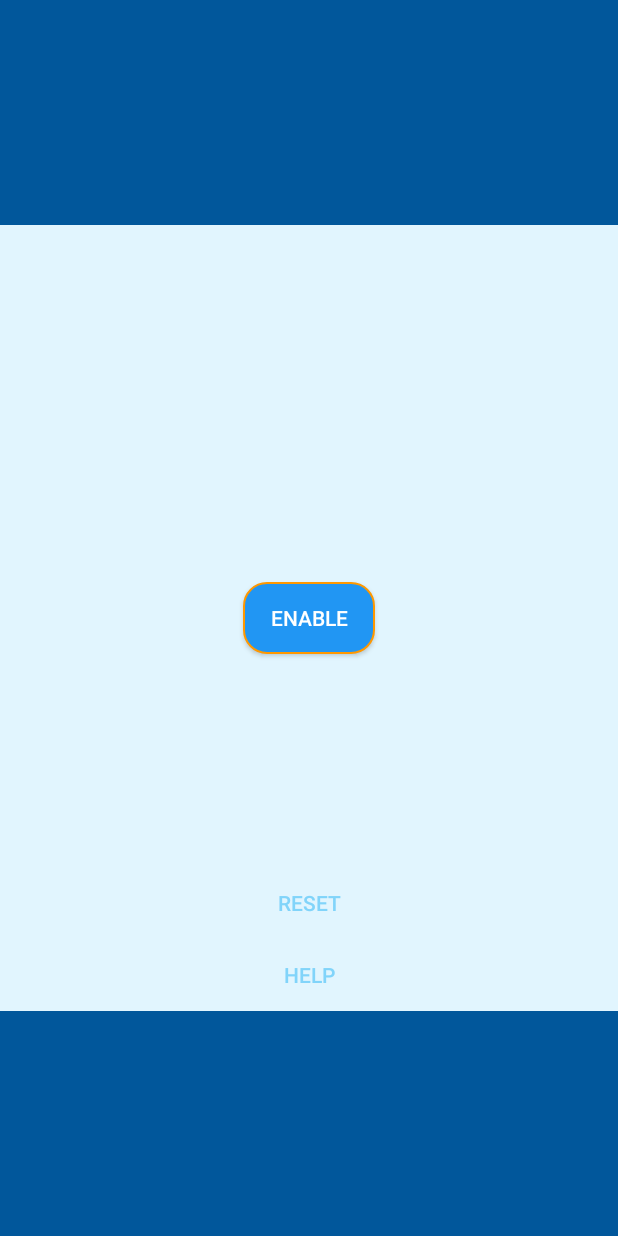
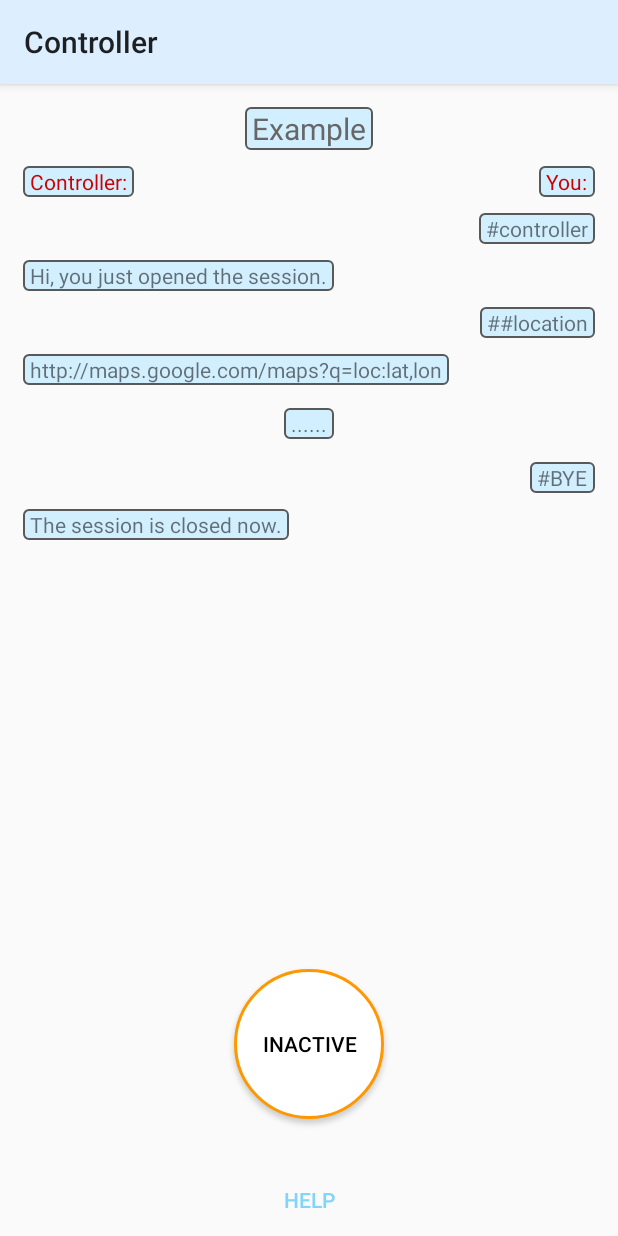
Before and after one commit to asd-C/Controller, an Android app: the MainActivity screen opened directly, with no data from a screen before it, on a phone screen of 412 x 824 dp. Run offline under Robolectric (Android 15) with nearby library versions, the phone set to English and light mode, and no system bars; 1 statement that could not run was skipped.

Commit message:
Changed layout.

```diff
--- a/app/src/main/AndroidManifest.xml
+++ b/app/src/main/AndroidManifest.xml
@@ -13,7 +13,7 @@
         android:icon="@mipmap/ic_launcher"
         android:label="@string/app_name"
         android:supportsRtl="true"
-        android:theme="@style/AppTheme.NoActionbar">
+        android:theme="@style/AppTheme">
         <activity android:name=".activity.MainActivity">
             <intent-filter>
                 <action android:name="android.intent.action.MAIN" />
--- a/app/src/main/java/com/example/cc/controller/activity/MainActivity.java
+++ b/app/src/main/java/com/example/cc/controller/activity/MainActivity.java
@@ -17,11 +17,10 @@ import android.os.Message;
 import android.os.Messenger;
 import android.os.RemoteException;
 import android.provider.Settings;
+import android.support.v4.content.ContextCompat;
 import android.support.v7.app.AppCompatActivity;
 import android.os.Bundle;
 import android.view.View;
-import android.view.Window;
-import android.view.WindowManager;
 import android.widget.Button;
 import android.widget.TextView;
 
@@ -74,10 +73,10 @@ public class MainActivity extends AppCompatActivity implements View.OnClickListe
                     sms_main.setText(((Bundle)msg.obj).getString("sms"));
                     break;
                 case ServiceCommands.MSG_START_RECEIVING_SMS:
-                    enable_btn.setText(BTN_DISABLE);
+                    setBtnActive();
                     break;
                 case ServiceCommands.MSG_STOP_RECEIVING_SMS:
-                    enable_btn.setText(BTN_ENABLE);
+                    setBtnInactive();
                     break;
             }
             super.handleMessage(msg);
@@ -114,25 +113,32 @@ public class MainActivity extends AppCompatActivity implements View.OnClickListe
         }
     };
 
+    private void setBtnActive() {
+        enable_btn.setText(BTN_ACTIVE);
+        enable_btn.setTextColor(Color.WHITE);
+        enable_btn.setBackground(ContextCompat.getDrawable(this, R.drawable.active_btn));
+    }
+
+    private void setBtnInactive() {
+        enable_btn.setText(BTN_INACTIVE);
+        enable_btn.setTextColor(Color.BLACK);
+        enable_btn.setBackground(ContextCompat.getDrawable(this, R.drawable.inactive_btn));
+    }
+
+    private boolean isBtnActive() {
+        return enable_btn.getText().equals(BTN_ACTIVE);
+    }
+
     private Button reset_btn, enable_btn, help_btn;
     private TextView sms_main;
 
-    private static final String BTN_ENABLE = "ENABLE";
-    private static final String BTN_DISABLE = "DISABLE";
+    private static final String BTN_ACTIVE = "Active";
+    private static final String BTN_INACTIVE = "Inactive";
 
     @Override
     protected void onCreate(Bundle savedInstanceState) {
         super.onCreate(savedInstanceState);
         setContentView(R.layout.activity_main);
-
-        if (Build.VERSION.SDK_INT >= 21) {
-            getWindow().getDecorView().setSystemUiVisibility(View.SYSTEM_UI_FLAG_LAYOUT_STABLE | View.SYSTEM_UI_FLAG_LAYOUT_FULLSCREEN);
-        }
-        if (Build.VERSION.SDK_INT >= Build.VERSION_CODES.LOLLIPOP) {
-            Window window = getWindow();
-            window.addFlags(WindowManager.LayoutParams.FLAG_DRAWS_SYSTEM_BAR_BACKGROUNDS);
-            window.setStatusBarColor(Color.TRANSPARENT);
-        }
 
         startService(new Intent(this, MainService.class));
 //        requestSMSAndAdminPermission();
@@ -147,7 +153,7 @@ public class MainActivity extends AppCompatActivity implements View.OnClickListe
 
         enable_btn = (Button) findViewById(R.id.enable_btn_main);
         enable_btn.setOnClickListener(this);
-        enable_btn.setText(BTN_ENABLE);
+        setBtnInactive();
 
         help_btn = (Button) findViewById(R.id.help_btn_main);
         help_btn.setOnClickListener(this);
@@ -273,8 +279,7 @@ public class MainActivity extends AppCompatActivity implements View.OnClickListe
                 break;
 
             case R.id.enable_btn_main:
-                Button btn = (Button) v;
-                enableBtnClicked(btn);
+                enableBtnClicked();
                 break;
 
             case R.id.help_btn_main:
@@ -303,8 +308,8 @@ public class MainActivity extends AppCompatActivity implements View.OnClickListe
      * Change the reset_btn's text, ENABLE/DISABLE.
      * Notify the MainService to start monitoring incoming sms.
      * */
-    private void enableBtnClicked(Button btn) {
-        if (btn.getText().equals(BTN_ENABLE)) {
+    private void enableBtnClicked() {
+        if (!isBtnActive()) {
             // if do not have admin permission,
             // can not start the service.
             if (!haveAdminPermission()) {
@@ -330,7 +335,7 @@ public class MainActivity extends AppCompatActivity implements View.OnClickListe
                 } catch (RemoteException e) {
                     e.printStackTrace();
                 }
-                btn.setText(BTN_DISABLE);
+                setBtnActive();
             } else {
                 startService(new Intent(this, MainService.class));
                 doBindService();
@@ -348,7 +353,7 @@ public class MainActivity extends AppCompatActivity implements View.OnClickListe
                 startService(new Intent(this, MainService.class));
                 doBindService();
             }
-            btn.setText(BTN_ENABLE);
+            setBtnInactive();
         }
     }
 
--- /dev/null
+++ b/app/src/main/res/drawable/active_btn.xml
@@ -0,0 +1,17 @@
+<?xml version="1.0" encoding="utf-8"?>
+<shape
+    xmlns:android="http://schemas.android.com/apk/res/android"
+    android:shape="oval">
+    <stroke
+        android:width="2dp"
+        android:color="#FF9800"/>
+
+    <padding
+        android:left="1dp"
+        android:right="1dp"
+        android:top="1dp"
+        android:bottom="1dp"/>
+
+    <solid android:color="#2196F3"/>
+
+</shape>
--- a/app/src/main/res/drawable/enable_btn.xml
+++ b/app/src/main/res/drawable/inactive_btn.xml
@@ -1,12 +1,10 @@
 <?xml version="1.0" encoding="utf-8"?>
 <shape
-    xmlns:android="http://schemas.android.com/apk/res/android">
+    xmlns:android="http://schemas.android.com/apk/res/android"
+    android:shape="oval">
     <stroke
-        android:width="1dp"
+        android:width="2dp"
         android:color="#FF9800"/>
-
-    <corners
-        android:radius="15dp" />
 
     <padding
         android:left="1dp"
@@ -14,6 +12,6 @@
         android:top="1dp"
         android:bottom="1dp"/>
 
-    <solid android:color="#2196F3"/>
+    <solid android:color="#fff"/>
 
 </shape>
--- /dev/null
+++ b/app/src/main/res/drawable/info_item.xml
@@ -0,0 +1,18 @@
+<?xml version="1.0" encoding="utf-8"?>
+<shape xmlns:android="http://schemas.android.com/apk/res/android">
+    <solid
+        android:color="#D2EFFF"/>
+
+    <corners
+        android:radius="3dp"/>
+
+    <padding
+        android:top="1dp"
+        android:bottom="1dp"
+        android:left="5dp"
+        android:right="5dp"/>
+
+    <stroke
+        android:width="1dp"
+        android:color="#595959"/>
+</shape>
--- /dev/null
+++ b/app/src/main/res/drawable/info_layout.xml
@@ -0,0 +1,9 @@
+<?xml version="1.0" encoding="utf-8"?>
+<shape xmlns:android="http://schemas.android.com/apk/res/android">
+
+    <corners
+        android:radius="5dp"/>
+
+    <solid
+        android:color="#4acfeeff"/>
+</shape>
--- a/app/src/main/res/layout/activity_main.xml
+++ b/app/src/main/res/layout/activity_main.xml
@@ -4,36 +4,128 @@
     android:id="@+id/activity_main"
     android:layout_width="match_parent"
     android:layout_height="match_parent"
-    android:background="#E1F5FE"
     tools:context="com.example.cc.controller.activity.MainActivity">
 
+    <ScrollView
+        android:layout_width="match_parent"
+        android:layout_height="wrap_content"
+        android:layout_above="@+id/buttons"
+        android:layout_margin="10dp"
+        android:layout_alignParentTop="true">
         <LinearLayout
             android:layout_width="match_parent"
-        android:layout_height="150dp"
-        android:layout_alignParentTop="true"
-        android:background="#01579B">
+            android:layout_height="match_parent"
+            android:orientation="vertical">
 
+            <TextView
+                android:layout_width="wrap_content"
+                android:layout_height="wrap_content"
+                android:layout_margin="5dp"
+                android:background="@drawable/info_item"
+                android:text="Example"
+                android:textColor="#686767"
+                android:textSize="20sp"
+                android:layout_gravity="center"/>
+
+            <RelativeLayout
+                android:layout_width="match_parent"
+                android:layout_height="wrap_content">
+
+                <TextView
+                    android:layout_width="wrap_content"
+                    android:layout_height="wrap_content"
+                    android:layout_margin="5dp"
+                    android:background="@drawable/info_item"
+                    android:layout_alignParentLeft="true"
+                    android:text="Controller:"
+                    android:textColor="@android:color/holo_red_dark"/>
+
+                <TextView
+                    android:layout_width="wrap_content"
+                    android:layout_height="wrap_content"
+                    android:layout_margin="5dp"
+                    android:background="@drawable/info_item"
+                    android:layout_alignParentRight="true"
+                    android:text="You:"
+                    android:textColor="@android:color/holo_red_dark"/>
+            </RelativeLayout>
+
+            <TextView
+                android:layout_width="wrap_content"
+                android:layout_height="wrap_content"
+                android:layout_margin="5dp"
+                android:background="@drawable/info_item"
+                android:layout_gravity="end"
+                android:text="#controller"/>
+            <TextView
+                android:layout_width="wrap_content"
+                android:layout_height="wrap_content"
+                android:layout_margin="5dp"
+                android:background="@drawable/info_item"
+                android:text="Hi, you just opened the session."/>
+
+            <TextView
+                android:layout_width="wrap_content"
+                android:layout_height="wrap_content"
+                android:layout_margin="5dp"
+                android:background="@drawable/info_item"
+                android:layout_gravity="end"
+                android:text="##location"/>
+            <TextView
+                android:layout_width="wrap_content"
+                android:layout_height="wrap_content"
+                android:layout_margin="5dp"
+                android:background="@drawable/info_item"
+                android:text="http://maps.google.com/maps?q=loc:lat,lon"/>
+
+            <TextView
+                android:layout_width="wrap_content"
+                android:layout_height="wrap_content"
+                android:layout_margin="10dp"
+                android:background="@drawable/info_item"
+                android:layout_gravity="center"
+                android:text="......"/>
+
+            <TextView
+                android:layout_width="wrap_content"
+                android:layout_height="wrap_content"
+                android:layout_margin="5dp"
+                android:background="@drawable/info_item"
+                android:layout_gravity="end"
+                android:text="#BYE"/>
+            <TextView
+                android:layout_width="wrap_content"
+                android:layout_height="wrap_content"
+                android:layout_margin="5dp"
+                android:background="@drawable/info_item"
+                android:text="The session is closed now."/>
         </LinearLayout>
+    </ScrollView>
 
     <LinearLayout
-        android:id="@+id/bottomlayout"
+        android:id="@+id/buttons"
         android:layout_width="match_parent"
-        android:layout_height="150dp"
-        android:layout_alignParentBottom="true"
-        android:background="#01579B"
-        android:orientation="horizontal">
+        android:layout_height="wrap_content"
+        android:gravity="center"
+        android:orientation="vertical"
+        android:layout_alignParentBottom="true">
 
-    </LinearLayout>
+        <TextView
+            android:text="@string/default_sms_main"
+            android:layout_width="wrap_content"
+            android:layout_height="wrap_content"
+            android:id="@+id/sms_main"
+            android:visibility="gone" />
 
         <Button
-        android:text="@string/help_btn_main"
-        android:textColor="#81D4FA"
-        android:background="@android:color/transparent"
-        android:layout_width="wrap_content"
-        android:layout_height="wrap_content"
-        android:id="@+id/help_btn_main"
-        android:layout_centerHorizontal="true"
-        android:layout_above="@id/bottomlayout" />
+            android:text="@string/enable_btn_main"
+            android:textAlignment="center"
+            android:textColor="@android:color/black"
+            android:layout_width="@dimen/btn_size"
+            android:layout_height="@dimen/btn_size"
+            android:layout_margin="30dp"
+            android:id="@+id/enable_btn_main"
+            android:background="@drawable/inactive_btn"/>
 
         <Button
             android:text="Reset"
@@ -42,24 +134,16 @@
             android:layout_width="wrap_content"
             android:layout_height="wrap_content"
             android:id="@+id/button"
-        android:layout_above="@id/help_btn_main"
-        android:layout_centerHorizontal="true" />
+            android:visibility="gone" />
 
         <Button
-        android:text="@string/enable_btn_main"
-        android:textColor="@android:color/white"
+            android:text="@string/help_btn_main"
+            android:textColor="#81D4FA"
+            android:background="@android:color/transparent"
             android:layout_width="wrap_content"
             android:layout_height="wrap_content"
-        android:layout_centerHorizontal="true"
-        android:layout_centerVertical="true"
-        android:id="@+id/enable_btn_main"
-        android:background="@drawable/enable_btn"/>
+            android:id="@+id/help_btn_main"/>
 
-    <TextView
-        android:text="@string/default_sms_main"
-        android:layout_width="wrap_content"
-        android:layout_height="wrap_content"
-        android:id="@+id/sms_main"
-        android:layout_alignTop="@+id/button"
-        android:layout_centerHorizontal="true" />
+    </LinearLayout>
+
 </RelativeLayout>
--- a/app/src/main/res/values/colors.xml
+++ b/app/src/main/res/values/colors.xml
@@ -11,7 +11,7 @@
     <color name="bg_screen3">#3395ff</color>
     <color name="bg_screen4">#c873f4</color>
 
-    <!-- dots inactive colors -->
+    <!-- dots inactive_btn colors -->
     <color name="dot_dark_screen1">#d1395c</color>
     <color name="dot_dark_screen2">#14a895</color>
     <color name="dot_dark_screen3">#2278d4</color>
--- a/app/src/main/res/values/dimens.xml
+++ b/app/src/main/res/values/dimens.xml
@@ -10,4 +10,7 @@
     <dimen name="slide_title">30dp</dimen>
     <dimen name="slide_desc">16dp</dimen>
     <dimen name="desc_padding">40dp</dimen>
+
+    <!-- Main -->
+    <dimen name="btn_size">100dp</dimen>
 </resources>
--- a/app/src/main/res/values/strings.xml
+++ b/app/src/main/res/values/strings.xml
@@ -12,13 +12,13 @@
     <string name="start">GOT IT</string>
 
     <string name="slide_1_title">Lost your phone?</string>
-    <string name="slide_1_desc">Do not remember where is your cell phone? \nOr it has been stolen?</string>
+    <string name="slide_1_desc">Do not remember where is your cell phone?</string>
 
-    <string name="slide_2_title">Track your phone!</string>
-    <string name="slide_2_desc">You can track your cell phone via SMS! \nWe just need some permissions!</string>
+    <string name="slide_2_title">Locate your phone!</string>
+    <string name="slide_2_desc">You can locate your cell phone via SMS! \nWe just need some permissions!</string>
 
     <string name="slide_3_title">We can do more!</string>
-    <string name="slide_3_desc">We can lock cell phone screen and change the password! \nWe just need admin permission!</string>
+    <string name="slide_3_desc">We can lock cell phone screen! \nWe just need admin permission!</string>
 
     <string name="slide_4_title">Let us start?!</string>
     <string name="slide_4_desc">Let us start?!</string>
--- a/app/src/main/res/values/styles.xml
+++ b/app/src/main/res/values/styles.xml
@@ -1,10 +1,10 @@
 <resources>
 
     <!-- Base application theme. -->
-    <style name="AppTheme" parent="Theme.AppCompat.Light.DarkActionBar">
+    <style name="AppTheme" parent="Theme.AppCompat.Light">
         <!-- Customize your theme here. -->
-        <item name="colorPrimary">@color/colorPrimary</item>
-        <item name="colorPrimaryDark">@color/colorPrimaryDark</item>
+        <item name="colorPrimary">#ddefff</item>
+        <item name="colorPrimaryDark">#b8ddff</item>
         <item name="colorAccent">@color/colorAccent</item>
     </style>
 
--- a/build.gradle
+++ b/build.gradle
@@ -5,7 +5,7 @@ buildscript {
         jcenter()
     }
     dependencies {
-        classpath 'com.android.tools.build:gradle:2.2.1'
+        classpath 'com.android.tools.build:gradle:2.2.2'
 
         // NOTE: Do not place your application dependencies here; they belong
         // in the individual module build.gradle files
```
Lines whose indentation alone changed are shown as unchanged.
